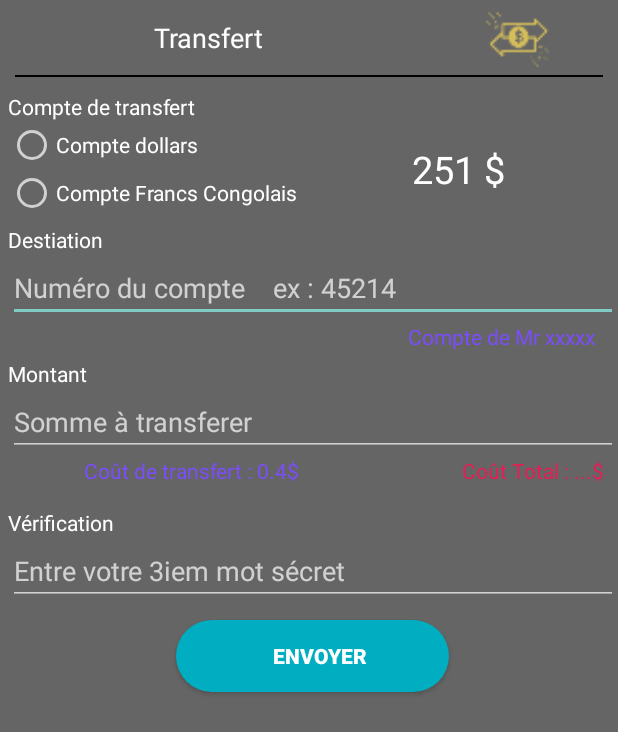
After one commit to andymub/E-likilimba, an Android app: the TransfertActivity screen opened directly, with no data from a screen before it, on a phone screen of 412 x 824 dp. The commit adds this screen. Shown: the top 732 px of the screen. Run offline under Robolectric (Android 15) with nearby library versions, the phone set to English and light mode, and no system bars.

Commit message:
Design login and dashboard 2

```diff
--- a/app/src/main/java/com/e_likilimba/BoardActivity.java
+++ b/app/src/main/java/com/e_likilimba/BoardActivity.java
@@ -1,15 +1,19 @@
 package com.e_likilimba;
 
+import androidx.annotation.NonNull;
 import androidx.appcompat.app.AppCompatActivity;
 import androidx.recyclerview.widget.LinearLayoutManager;
 import androidx.recyclerview.widget.RecyclerView;
 
 import android.annotation.TargetApi;
+import android.content.Intent;
 import android.os.Build;
 import android.os.Bundle;
+import android.view.MenuItem;
 
 import com.e_likilimba.Adapter.CardAdapter;
 import com.e_likilimba.Objet.CardData;
+import com.google.android.material.bottomnavigation.BottomNavigationView;
 
 import java.util.ArrayList;
 import java.util.Collections;
@@ -21,12 +25,15 @@ public class BoardActivity extends AppCompatActivity {
     private RecyclerView recyclerView;
     private CardAdapter cardAdapter;
     private List cardDataList = new ArrayList<>();
+    BottomNavigationView bottomNavigation;
 
     @TargetApi(Build.VERSION_CODES.O)
     @Override
     protected void onCreate(Bundle savedInstanceState) {
         super.onCreate(savedInstanceState);
         setContentView(R.layout.activity_board);
+        bottomNavigation=findViewById(R.id.bottom_navigation);
+        bottomNavigation.setOnNavigationItemSelectedListener(navigationItemSelectedListener);
         recyclerView = findViewById(R.id.recycler_view);
         cardAdapter = new CardAdapter(cardDataList,BoardActivity.this);
         RecyclerView.LayoutManager manager = new LinearLayoutManager(this,LinearLayoutManager.HORIZONTAL, false);
@@ -43,4 +50,29 @@ public class BoardActivity extends AppCompatActivity {
         cardDataList.add(cardData);
 
     }
+
+    BottomNavigationView.OnNavigationItemSelectedListener navigationItemSelectedListener =
+            new BottomNavigationView.OnNavigationItemSelectedListener() {
+                @Override public boolean onNavigationItemSelected(@NonNull MenuItem item) {
+                    switch (item.getItemId()) {
+                        case R.id.navigation_transfert:
+
+                            Intent intentTranfert =new Intent(BoardActivity.this, TransfertActivity.class);
+                            startActivity(intentTranfert);
+                            return true;
+                        case R.id.navigation_retrait:
+
+                            return true;
+                        case R.id.navigation_depot:
+
+                            return true;
+                        case R.id.navigation_notifications:
+
+                            return true;
+
+                    }
+                    return false;
+                }
+            };
+
 }
--- a/app/src/main/java/com/e_likilimba/LoginActivity.java
+++ b/app/src/main/java/com/e_likilimba/LoginActivity.java
@@ -33,26 +33,29 @@ public class LoginActivity  extends AppCompatActivity {
         btnLogin.setOnClickListener(new View.OnClickListener() {
             @Override
             public void onClick(android.view.View view) {
-                if(edtEmailId.getText().toString().isEmpty()) {
-                    Toast.makeText(getApplicationContext(),"enter email address",Toast.LENGTH_SHORT).show();
 
-                }else if (!(edtEmailId.getText().toString().trim().matches(emailPattern))) {
-                        Toast.makeText(getApplicationContext(),"Invalide email",Toast.LENGTH_SHORT).show();
-
-                }
-                else if (edtPassword.getText().toString().isEmpty()){
-                    Toast.makeText(getApplicationContext(),"entrer un mot de passe",Toast.LENGTH_SHORT).show();
-
-                }
-                else if (edtPassword.getText().length()<6)
-                {
-                    Toast.makeText(getApplicationContext(),"mot de passe 8 digit min",Toast.LENGTH_SHORT).show();
-
-                }
-                else{
-                    startBoardActivity();
-
-                }
+                //todo de-commenter cette partie 'validateur du login
+//                if(edtEmailId.getText().toString().isEmpty()) {
+//                    Toast.makeText(getApplicationContext(),"enter email address",Toast.LENGTH_SHORT).show();
+//
+//                }else if (!(edtEmailId.getText().toString().trim().matches(emailPattern))) {
+//                        Toast.makeText(getApplicationContext(),"Invalide email",Toast.LENGTH_SHORT).show();
+//
+//                }
+//                else if (edtPassword.getText().toString().isEmpty()){
+//                    Toast.makeText(getApplicationContext(),"entrer un mot de passe",Toast.LENGTH_SHORT).show();
+//
+//                }
+//                else if (edtPassword.getText().length()<6)
+//                {
+//                    Toast.makeText(getApplicationContext(),"mot de passe 8 digit min",Toast.LENGTH_SHORT).show();
+//
+//                }
+//                else{
+//                    startBoardActivity();
+//
+//                }
+                startBoardActivity();
             }
         });
     }
--- /dev/null
+++ b/app/src/main/java/com/e_likilimba/TransfertActivity.java
@@ -0,0 +1,14 @@
+package com.e_likilimba;
+
+import androidx.appcompat.app.AppCompatActivity;
+
+import android.os.Bundle;
+
+public class TransfertActivity extends AppCompatActivity {
+
+    @Override
+    protected void onCreate(Bundle savedInstanceState) {
+        super.onCreate(savedInstanceState);
+        setContentView(R.layout.activity_transfert);
+    }
+}
--- a/app/src/main/res/layout/activity_board.xml
+++ b/app/src/main/res/layout/activity_board.xml
@@ -26,9 +26,8 @@
             android:layout_gravity="bottom"
             android:background="@color/colorPrimary"
             app:itemIconTint="@color/bleu"
-            app:itemTextColor="@color/yellowColor"
-            app:menu="@menu/bottom_navigation_menu"
-            />
+            app:itemTextColor="@color/intro_title_color"
+            app:menu="@menu/bottom_navigation_menu" />
     </FrameLayout>
 
 </RelativeLayout>
--- /dev/null
+++ b/app/src/main/res/layout/activity_transfert.xml
@@ -0,0 +1,192 @@
+<?xml version="1.0" encoding="utf-8"?>
+<RelativeLayout xmlns:android="http://schemas.android.com/apk/res/android"
+    xmlns:app="http://schemas.android.com/apk/res-auto"
+    xmlns:tools="http://schemas.android.com/tools"
+    android:layout_width="match_parent"
+    android:layout_height="match_parent"
+    android:background="@color/intro_description_color"
+    tools:context=".TransfertActivity">
+
+    <LinearLayout
+        android:id="@+id/linearTransfOne"
+        android:layout_width="match_parent"
+        android:layout_height="wrap_content"
+        android:gravity="center|clip_vertical"
+        android:orientation="horizontal">
+
+        <TextView
+            android:id="@+id/textView"
+            android:layout_width="wrap_content"
+            android:layout_height="wrap_content"
+            android:layout_weight="1"
+            android:gravity="center"
+            android:text="Transfert"
+            android:textColor="#FCFFFFFF"
+            android:textSize="@dimen/header_text" />
+
+        <ImageView
+            android:id="@+id/imageView"
+            android:layout_width="134dp"
+            android:layout_height="50dp"
+            android:layout_gravity="right"
+            app:srcCompat="@drawable/ic_action_tarnsfert" />
+    </LinearLayout>
+
+    <View
+        android:id="@+id/viewLine"
+        android:layout_width="wrap_content"
+        android:layout_height="1dp"
+        android:layout_below="@+id/linearTransfOne"
+        android:layout_marginLeft="10dp"
+        android:layout_marginRight="10dp"
+        android:background="@android:color/black" />
+
+    <LinearLayout
+        android:layout_width="match_parent"
+        android:layout_height="match_parent"
+        android:layout_below="@+id/viewLine"
+        android:layout_marginLeft="5dp"
+        android:layout_marginTop="10dp"
+        android:gravity="center|top"
+        android:orientation="vertical">
+
+        <TextView
+            android:id="@+id/textView2"
+            android:layout_width="match_parent"
+            android:layout_height="wrap_content"
+            android:text="Compte de transfert"
+            android:textColor="@color/CTA_text" />
+
+        <LinearLayout
+            android:layout_width="match_parent"
+            android:layout_height="wrap_content"
+            android:gravity="center"
+            android:orientation="horizontal">
+
+            <RadioGroup
+                android:layout_width="wrap_content"
+                android:layout_height="wrap_content">
+
+                <RadioButton
+                    android:id="@+id/radioButtondollars"
+                    android:layout_width="match_parent"
+                    android:layout_height="wrap_content"
+                    android:text="Compte dollars"
+                    android:textColor="@color/CTA_text" />
+
+                <RadioButton
+                    android:id="@+id/radioButtonFrancCongolais"
+                    android:layout_width="match_parent"
+                    android:layout_height="wrap_content"
+                    android:text="Compte Francs Congolais"
+                    android:textColor="@color/CTA_text" />
+            </RadioGroup>
+
+            <TextView
+                android:id="@+id/txtSommeCompteTransf"
+                android:layout_width="wrap_content"
+                android:layout_height="wrap_content"
+                android:layout_weight="1"
+                android:gravity="center"
+                android:text="251 $"
+                android:textAllCaps="true"
+                android:textColor="@color/CTA_text"
+                android:textSize="@dimen/headerTextSize" />
+        </LinearLayout>
+
+        <TextView
+            android:id="@+id/textView4"
+            android:layout_width="match_parent"
+            android:layout_height="wrap_content"
+            android:layout_marginTop="5dp"
+            android:text="Destiation"
+            android:textColor="@color/CTA_text" />
+
+        <EditText
+            android:id="@+id/editText"
+            android:layout_width="match_parent"
+            android:layout_height="wrap_content"
+            android:ems="10"
+            android:hint="Numéro du compte    ex : 45214"
+            android:inputType="number"
+            android:textColor="@color/CTA_text" />
+
+        <TextView
+            android:id="@+id/textView5"
+            android:layout_width="match_parent"
+            android:layout_height="wrap_content"
+            android:layout_marginRight="10dp"
+            android:gravity="end"
+            android:text="Compte de Mr xxxxx"
+            android:textColor="#7C4DFF" />
+
+        <TextView
+            android:id="@+id/textView9"
+            android:layout_width="match_parent"
+            android:layout_height="wrap_content"
+            android:layout_marginTop="5dp"
+            android:text="Montant"
+            android:textColor="@color/CTA_text" />
+
+        <EditText
+            android:id="@+id/editText2"
+            android:layout_width="match_parent"
+            android:layout_height="wrap_content"
+            android:ems="10"
+            android:hint="Somme à transferer"
+            android:inputType="number"
+            android:textColor="@color/CTA_text" />
+
+        <LinearLayout
+            android:layout_width="match_parent"
+            android:layout_height="wrap_content"
+            android:orientation="horizontal">
+
+            <TextView
+                android:id="@+id/textView7"
+                android:layout_width="match_parent"
+                android:layout_height="wrap_content"
+                android:layout_marginRight="10dp"
+                android:layout_weight="1"
+                android:gravity="end"
+                android:text="Coût de transfert : 0.4$"
+                android:textColor="#7C4DFF" />
+
+            <TextView
+                android:id="@+id/textView8"
+                android:layout_width="match_parent"
+                android:layout_height="wrap_content"
+                android:layout_marginRight="10dp"
+                android:layout_weight="1"
+                android:gravity="end"
+                android:text="Coût Total : ...$"
+                android:textColor="#EB1B55" />
+        </LinearLayout>
+
+        <TextView
+            android:id="@+id/textView6"
+            android:layout_width="match_parent"
+            android:layout_height="wrap_content"
+            android:layout_marginTop="15dp"
+            android:text="Vérification"
+            android:textColor="@color/CTA_text" />
+
+        <EditText
+            android:id="@+id/editText3"
+            android:layout_width="match_parent"
+            android:layout_height="wrap_content"
+            android:ems="10"
+            android:hint="Entre votre 3iem mot sécret"
+            android:inputType="textPersonName"
+            android:textColor="@color/CTA_text" />
+
+        <Button
+            android:id="@+id/button"
+            style="@style/loginButton"
+            android:layout_width="wrap_content"
+            android:layout_height="wrap_content"
+            android:layout_marginTop="10dp"
+            android:text="Envoyer" />
+
+    </LinearLayout>
+</RelativeLayout>
```
Also changed, not shown: app/src/main/AndroidManifest.xml (+6 -1 lines).
